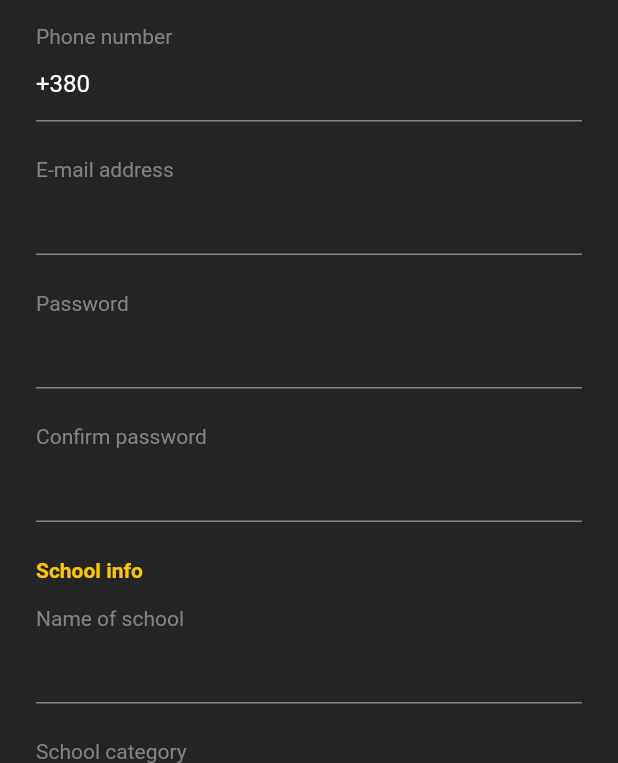
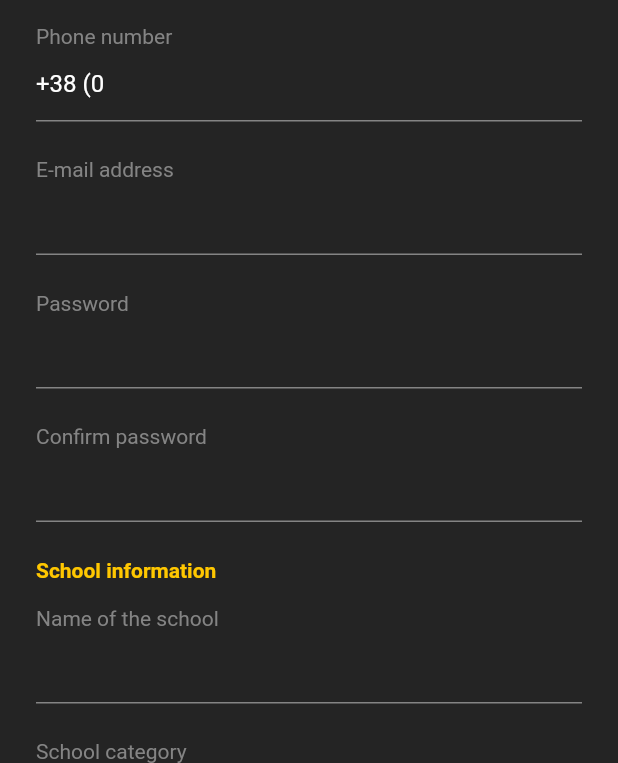
Before and after one commit to NataliaBobro/Gaizmo_university_app, a Flutter app: the AuthSignUpSchool screen opened directly, on a phone screen of 412 x 824 dp, the part 126-889 px from its top. Run offline on Flutter 3.47's test engine with Material 2 defaults, Android fonts, the phone set to English and light mode, and no system bars; drawn by our look-alikes of overlay_support; our stand-ins replace accordion, dio, flutter_masked_text2, flutter_svg, hive, hive_flutter and 3 more; missing offline and left inert: cached_network_svg_image, just_the_tooltip; accounts and stored records are empty; Roboto replaces fonts that are missing (SfUiDisplay).

```diff
--- a/lib/app/app.dart
+++ b/lib/app/app.dart
@@ -74,6 +74,7 @@ class AppState extends ChangeNotifier {
       }
     } on DioError catch (e) {
       showMessage(e.message.isEmpty ? e.toString() : e.message);
+      onLogout();
     } catch (e) {
       showErrorSnackBar(title: 'App request error');
     } finally {
--- a/lib/app/data/api_client.dart
+++ b/lib/app/data/api_client.dart
@@ -3,8 +3,8 @@ import 'package:dio/dio.dart';
 import 'app_interceptor.dart';
 
 class ApiClient {
-  // static const _baseUrl = 'https://etm-api.lux-center.com.ua/api/v1';
-  static const _baseUrl = 'http://localhost:8888/api/v1';
+  static const _baseUrl = 'https://etm-api.lux-center.com.ua/api/v1';
+  // static const _baseUrl = 'http://localhost:8888/api/v1';
 
   final dio = createDio();
 
@@ -13,7 +13,8 @@ class ApiClient {
       BaseOptions(
         baseUrl: _baseUrl,
         headers: {
-            'Accept' : "application/json"
+            'Accept' : "application/json",
+            'Content-Type' : "application/json",
         }
       ),
     );
--- a/lib/app/domain/states/auth_state.dart
+++ b/lib/app/domain/states/auth_state.dart
@@ -30,7 +30,7 @@ class AuthState with ChangeNotifier {
   ValidateError? _validateError;
   int _selectLang = 0;
   bool get isLoading => _isLoading;
-  final MaskedTextController _phone = MaskedTextController(mask: '+38 (000) 000 00 00');
+  final MaskedTextController _phone = MaskedTextController(mask: '+00 (000) 000 00 00', text: '+38 (0');
   final MaskedTextController _controllerNumberCart = MaskedTextController(
         mask: '0000 0000 0000 0000'
   );
@@ -59,6 +59,8 @@ class AuthState with ChangeNotifier {
   List<dynamic>? _countryList;
   List<dynamic>? _cityList;
 
+  final _phoneFocus = FocusNode();
+
   AuthState(this.context);
 
   ValidateError? get validateError => _validateError;
@@ -78,6 +80,7 @@ class AuthState with ChangeNotifier {
   TextEditingController get controllerNumberCart => _controllerNumberCart;
   TextEditingController get controllerDateCart => _controllerDateCart;
   TextEditingController get controllerCodeCart => _controllerCodeCart;
+  FocusNode get phoneFocus => _phoneFocus;
   int get gender => _gender;
   int get userType => _userType;
   bool get loadingSearch => _loadingSearch;
@@ -282,11 +285,11 @@ class AuthState with ChangeNotifier {
       },
       {
         "name": "Deutsch",
-        "icon": Svgs.en
+        "icon": Svgs.de
       },
       {
         "name": "Español",
-        "icon": Svgs.en
+        "icon": Svgs.es
       },
     ];
   }
--- a/lib/app/ui/navigation/routes.dart
+++ b/lib/app/ui/navigation/routes.dart
@@ -1,5 +1,6 @@
 import 'package:etm_crm/app/domain/states/school/school_schedule_state.dart';
 import 'package:etm_crm/app/domain/states/school/school_services_state.dart';
+import 'package:etm_crm/app/ui/screens/auth/auth_sign_in.dart';
 import 'package:etm_crm/app/ui/screens/auth/widgets/auth_select_login_type.dart';
 import 'package:etm_crm/app/ui/screens/school/profile/school_profile_screen.dart';
 import 'package:etm_crm/app/ui/screens/school/schedule/school_schedule_screen.dart';
@@ -58,6 +59,13 @@ final loggedOutMap = routemaster.RouteMap(
       ),
       popTransition: PageTransition.fadeUpwards,
     ),
+    _login: (_) => TransitionPage(
+      child: ChangeNotifierProvider(
+        create: (context) => AuthState(context),
+        child: const AuthSignIn(),
+      ),
+      popTransition: PageTransition.fadeUpwards,
+    )
   },
 );
 
--- a/lib/app/ui/screens/auth/auth_sign_in.dart
+++ b/lib/app/ui/screens/auth/auth_sign_in.dart
@@ -1,5 +1,6 @@
 import 'package:etm_crm/app/domain/states/auth_state.dart';
 import 'package:flutter/cupertino.dart';
+import 'package:flutter/gestures.dart';
 import 'package:flutter/material.dart';
 import 'package:provider/provider.dart';
 
@@ -99,7 +100,11 @@ class _AuthSignInState extends State<AuthSignIn> {
                               text: 'Get started!',
                               style: TextStyles.s14w600.copyWith(
                                   color: const Color(0xFFFFC700)
-                              )
+                              ),
+                              recognizer: TapGestureRecognizer()
+                                ..onTap = () {
+                                  context.read<AuthState>().openSelectUserType();
+                              },
                           )
                         ]
                     ),
--- a/lib/app/ui/screens/auth/auth_sign_up_school.dart
+++ b/lib/app/ui/screens/auth/auth_sign_up_school.dart
@@ -103,11 +103,11 @@ class _AuthSignUpSchoolState extends State<AuthSignUpSchool> {
                         isBottomPadding: false,
                       ),
                       const AuthTitle(
-                        title: 'School info',
+                        title: 'School information',
                       ),
                       AuthInput(
                         controller: state.schoolName,
-                        title: 'Name of school',
+                        title: 'Name of the school',
                         errors: state.validateError?.errors.schoolName?.first,
                       ),
                       SelectInputSearch(
--- a/lib/app/ui/screens/auth/widgets/already_account.dart
+++ b/lib/app/ui/screens/auth/widgets/already_account.dart
@@ -1,5 +1,7 @@
+import 'package:etm_crm/app/domain/states/auth_state.dart';
 import 'package:flutter/gestures.dart';
 import 'package:flutter/material.dart';
+import 'package:provider/provider.dart';
 
 import '../../../theme/text_styles.dart';
 
@@ -11,7 +13,7 @@ class AlreadyAccount extends StatelessWidget {
     return RichText(
       textAlign: TextAlign.center,
       text: TextSpan(
-          text: 'Already  have an account ? ',
+          text: 'Already  have an account? ',
           style: TextStyles.s14w600.copyWith(
               color: Colors.white
           ),
@@ -23,7 +25,7 @@ class AlreadyAccount extends StatelessWidget {
               ),
               recognizer: TapGestureRecognizer()
                 ..onTap = () {
-
+                  context.read<AuthState>().openSignIn();
                 },
             )
           ]
--- a/lib/app/ui/screens/auth/widgets/auth_select_login_type.dart
+++ b/lib/app/ui/screens/auth/widgets/auth_select_login_type.dart
@@ -110,10 +110,13 @@ class _SelectLangButtonState extends State<SelectLangButton> {
               crossAxisAlignment: CrossAxisAlignment.center,
               mainAxisAlignment: MainAxisAlignment.center,
               children: [
-                SvgPicture.asset(
-                  '${state.languageList()[state.selectLang]['icon']}',
-                  width: 24,
-                  fit: BoxFit.cover,
+                ClipRRect(
+                  borderRadius: BorderRadius.circular(100),
+                  child: SvgPicture.asset(
+                    '${state.languageList()[state.selectLang]['icon']}',
+                    width: 24,
+                    fit: BoxFit.cover,
+                  ),
                 ),
                 const SizedBox(
                   width: 8,
--- a/lib/app/ui/widgets/auth_input.dart
+++ b/lib/app/ui/widgets/auth_input.dart
@@ -3,7 +3,7 @@ import 'package:sizer/sizer.dart';
 
 import '../theme/text_styles.dart';
 
-class AuthInput extends StatelessWidget {
+class AuthInput extends StatefulWidget {
   const AuthInput({
     Key? key,
     required this.title,
@@ -26,6 +26,11 @@ class AuthInput extends StatelessWidget {
   final Widget? bottomLeftWidget;
 
   @override
+  State<AuthInput> createState() => _AuthInputState();
+}
+
+class _AuthInputState extends State<AuthInput> {
+  @override
   Widget build(BuildContext context) {
     final border = OutlineInputBorder(
       borderSide: const BorderSide(
@@ -41,7 +46,7 @@ class AuthInput extends StatelessWidget {
       ),
       alignment: Alignment.centerRight,
       child: Text(
-        '$errors',
+        '${widget.errors}',
         style: TextStyles.s12w400.copyWith(
             color: const Color(0xFFFFC700)
         ),
@@ -52,24 +57,21 @@ class AuthInput extends StatelessWidget {
       crossAxisAlignment: CrossAxisAlignment.start,
       children: [
         Text(
-          title,
+          widget.title,
           style: TextStyles.s14w400.copyWith(
               color: const Color(0xFF848484)
           ),
         ),
         TextField(
-          controller: controller,
-          obscureText: isPass,
+          controller: widget.controller,
+          obscureText: widget.isPass,
           style: TextStyles.s16w400.copyWith(
             color: Colors.white,
           ),
-          onChanged: (val) {
-
-          },
           cursorColor: const Color(0xFF1167C3),
           decoration: InputDecoration(
             constraints: BoxConstraints(
-              maxWidth: maxWidth ?? SizerUtil.width
+              maxWidth: widget.maxWidth ?? SizerUtil.width
             ),
             contentPadding: const EdgeInsets.symmetric(
               horizontal: 0,
@@ -82,32 +84,32 @@ class AuthInput extends StatelessWidget {
             border: border,
             errorBorder: border,
             focusedBorder: border,
-            hintText: hintText,
+            hintText: widget.hintText,
             fillColor: Colors.transparent,
           ),
         ),
         Container(
           height: 1,
-          width: maxWidth ?? double.infinity,
-          color: errors == null ? const Color(0xFF848484) : const Color(0xFFFFC700),
+          width: widget.maxWidth ?? double.infinity,
+          color: widget.errors == null ? const Color(0xFF848484) : const Color(0xFFFFC700),
         ),
-        if(bottomLeftWidget != null) ...[
+        if(widget.bottomLeftWidget != null) ...[
           Row(
             mainAxisAlignment: MainAxisAlignment.spaceBetween,
             children: [
-              bottomLeftWidget!,
-              if(errors != null) ...[
+              widget.bottomLeftWidget!,
+              if(widget.errors != null) ...[
                 errorText,
               ],
             ],
           ),
 
         ] else ...[
-          if(errors != null) ...[
+          if(widget.errors != null) ...[
             errorText,
           ],
         ],
-        if(isBottomPadding) ...[
+        if(widget.isBottomPadding) ...[
           const SizedBox(
             height: 24,
           )
--- a/lib/resources/svgs.dart
+++ b/lib/resources/svgs.dart
@@ -5,6 +5,8 @@ class Svgs {
 
   static const String en = 'assets/vectors/en.svg';
   static const String ua = 'assets/vectors/ua.svg';
+  static const String de = 'assets/vectors/de.svg';
+  static const String es = 'assets/vectors/es.svg';
 
   static const String home = 'assets/vectors/home.svg';
   static const String homeIcon = 'assets/vectors/home-icon.svg';
```
Also changed, not shown: assets/vectors/de.svg (added), assets/vectors/es.svg (added).
